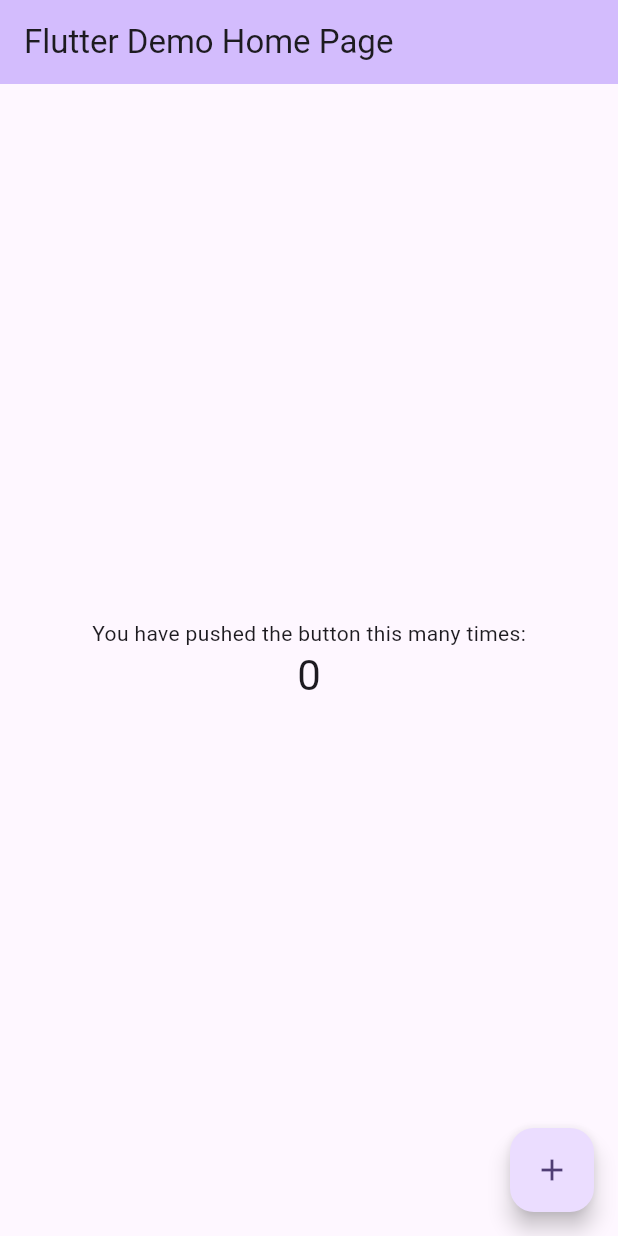
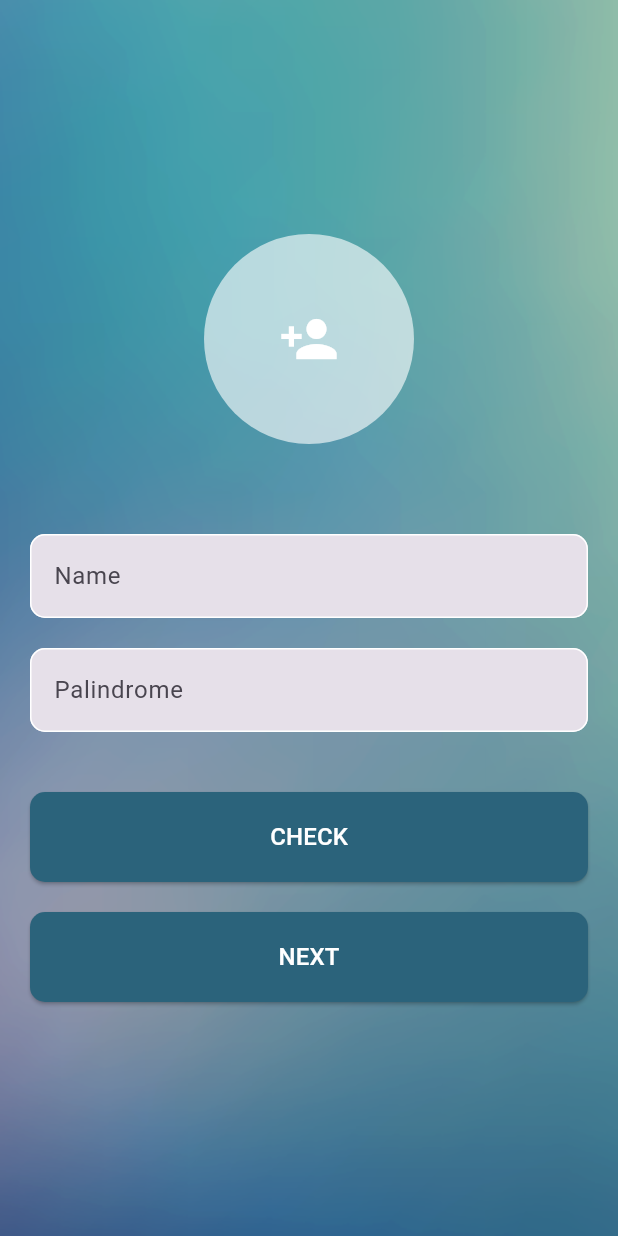
Before and after one commit to Ayash13/suitmedia_q1, a Flutter app: the screen it shows after launch, on a phone screen of 412 x 824 dp. Run offline on Flutter 3.47's test engine with Material 3 defaults, Android fonts, the phone set to English and light mode, and no system bars; our stand-ins replace get.

Commit message:
creating view, controller, and palindrome check at first page

```diff
--- /dev/null
+++ b/lib/components/CustomButton.dart
@@ -0,0 +1,39 @@
+import 'package:flutter/material.dart';
+
+class CustomButton extends StatelessWidget {
+  final String text;
+  final VoidCallback onPressed;
+  final Color backgroundColor;
+  final double fontSize;
+
+  CustomButton({
+    required this.text,
+    required this.onPressed,
+    this.backgroundColor = const Color(0xff2B637B),
+    this.fontSize = 16.0,
+  });
+
+  @override
+  Widget build(BuildContext context) {
+    return SizedBox(
+      width: double.infinity,
+      height: 60,
+      child: ElevatedButton(
+        style: ElevatedButton.styleFrom(
+          backgroundColor: backgroundColor,
+          shape: RoundedRectangleBorder(
+            borderRadius: BorderRadius.circular(10),
+          ),
+        ),
+        onPressed: onPressed,
+        child: Text(
+          text,
+          style: TextStyle(
+            color: Colors.white,
+            fontSize: fontSize,
+          ),
+        ),
+      ),
+    );
+  }
+}
--- a/lib/controller/FirstScreenController.dart
+++ b/lib/controller/FirstScreenController.dart
@@ -0,0 +1,11 @@
+import 'package:get/get.dart';
+
+class FirstScreenController extends GetxController {
+  var name = ''.obs;
+  var sentence = ''.obs;
+
+  bool isPalindrome(String text) {
+    String cleaned = text.replaceAll(RegExp(r'\s+'), '').toLowerCase();
+    return cleaned == cleaned.split('').reversed.join('');
+  }
+}
--- a/lib/main.dart
+++ b/lib/main.dart
@@ -1,125 +1,19 @@
 import 'package:flutter/material.dart';
+import 'package:get/get.dart';
+
+import 'views/FirstScreen.dart';
 
 void main() {
-  runApp(const MyApp());
+  runApp(MyApp());
 }
 
 class MyApp extends StatelessWidget {
-  const MyApp({super.key});
-
-  // This widget is the root of your application.
   @override
   Widget build(BuildContext context) {
-    return MaterialApp(
-      title: 'Flutter Demo',
-      theme: ThemeData(
-        // This is the theme of your application.
-        //
-        // TRY THIS: Try running your application with "flutter run". You'll see
-        // the application has a purple toolbar. Then, without quitting the app,
-        // try changing the seedColor in the colorScheme below to Colors.green
-        // and then invoke "hot reload" (save your changes or press the "hot
-        // reload" button in a Flutter-supported IDE, or press "r" if you used
-        // the command line to start the app).
-        //
-        // Notice that the counter didn't reset back to zero; the application
-        // state is not lost during the reload. To reset the state, use hot
-        // restart instead.
-        //
-        // This works for code too, not just values: Most code changes can be
-        // tested with just a hot reload.
-        colorScheme: ColorScheme.fromSeed(seedColor: Colors.deepPurple),
-        useMaterial3: true,
-      ),
-      home: const MyHomePage(title: 'Flutter Demo Home Page'),
+    return GetMaterialApp(
+      debugShowCheckedModeBanner: false,
+      title: 'Flutter GetX Demo',
+      home: FirstScreen(),
     );
   }
 }
-
-class MyHomePage extends StatefulWidget {
-  const MyHomePage({super.key, required this.title});
-
-  // This widget is the home page of your application. It is stateful, meaning
-  // that it has a State object (defined below) that contains fields that affect
-  // how it looks.
-
-  // This class is the configuration for the state. It holds the values (in this
-  // case the title) provided by the parent (in this case the App widget) and
-  // used by the build method of the State. Fields in a Widget subclass are
-  // always marked "final".
-
-  final String title;
-
-  @override
-  State<MyHomePage> createState() => _MyHomePageState();
-}
-
-class _MyHomePageState extends State<MyHomePage> {
-  int _counter = 0;
-
-  void _incrementCounter() {
-    setState(() {
-      // This call to setState tells the Flutter framework that something has
-      // changed in this State, which causes it to rerun the build method below
-      // so that the display can reflect the updated values. If we changed
-      // _counter without calling setState(), then the build method would not be
-      // called again, and so nothing would appear to happen.
-      _counter++;
-    });
-  }
-
-  @override
-  Widget build(BuildContext context) {
-    // This method is rerun every time setState is called, for instance as done
-    // by the _incrementCounter method above.
-    //
-    // The Flutter framework has been optimized to make rerunning build methods
-    // fast, so that you can just rebuild anything that needs updating rather
-    // than having to individually change instances of widgets.
-    return Scaffold(
-      appBar: AppBar(
-        // TRY THIS: Try changing the color here to a specific color (to
-        // Colors.amber, perhaps?) and trigger a hot reload to see the AppBar
-        // change color while the other colors stay the same.
-        backgroundColor: Theme.of(context).colorScheme.inversePrimary,
-        // Here we take the value from the MyHomePage object that was created by
-        // the App.build method, and use it to set our appbar title.
-        title: Text(widget.title),
-      ),
-      body: Center(
-        // Center is a layout widget. It takes a single child and positions it
-        // in the middle of the parent.
-        child: Column(
-          // Column is also a layout widget. It takes a list of children and
-          // arranges them vertically. By default, it sizes itself to fit its
-          // children horizontally, and tries to be as tall as its parent.
-          //
-          // Column has various properties to control how it sizes itself and
-          // how it positions its children. Here we use mainAxisAlignment to
-          // center the children vertically; the main axis here is the vertical
-          // axis because Columns are vertical (the cross axis would be
-          // horizontal).
-          //
-          // TRY THIS: Invoke "debug painting" (choose the "Toggle Debug Paint"
-          // action in the IDE, or press "p" in the console), to see the
-          // wireframe for each widget.
-          mainAxisAlignment: MainAxisAlignment.center,
-          children: <Widget>[
-            const Text(
-              'You have pushed the button this many times:',
-            ),
-            Text(
-              '$_counter',
-              style: Theme.of(context).textTheme.headlineMedium,
-            ),
-          ],
-        ),
-      ),
-      floatingActionButton: FloatingActionButton(
-        onPressed: _incrementCounter,
-        tooltip: 'Increment',
-        child: const Icon(Icons.add),
-      ), // This trailing comma makes auto-formatting nicer for build methods.
-    );
-  }
-}
--- /dev/null
+++ b/lib/views/FirstScreen.dart
@@ -0,0 +1,130 @@
+import 'package:flutter/material.dart';
+import 'package:get/get.dart';
+
+import '../components/CustomButton.dart';
+import '../controller/FirstScreenController.dart';
+
+class FirstScreen extends StatelessWidget {
+  final FirstScreenController controller = Get.put(FirstScreenController());
+
+  @override
+  Widget build(BuildContext context) {
+    return Scaffold(
+      body: Container(
+        decoration: BoxDecoration(
+          image: DecorationImage(
+            image: AssetImage('assets/background.png'),
+            fit: BoxFit.cover,
+          ),
+        ),
+        child: Padding(
+          padding: const EdgeInsets.all(20.0),
+          child: Column(
+            mainAxisAlignment: MainAxisAlignment.center,
+            children: [
+              Container(
+                height: 140,
+                width: 140,
+                decoration: BoxDecoration(
+                  color: const Color.fromARGB(157, 255, 255, 255),
+                  shape: BoxShape.circle,
+                ),
+                child: Icon(
+                  Icons.person_add,
+                  size: 40,
+                  color: Colors.white,
+                ),
+              ),
+              SizedBox(
+                height: 60,
+              ),
+              TextField(
+                cursorColor: Colors.black,
+                decoration: InputDecoration(
+                  floatingLabelStyle: TextStyle(color: Colors.black54),
+                  filled: true,
+                  focusedBorder: OutlineInputBorder(
+                    borderSide: BorderSide(color: Colors.white),
+                    borderRadius: BorderRadius.circular(10),
+                  ),
+                  enabledBorder: OutlineInputBorder(
+                    borderSide: BorderSide(color: Colors.white),
+                    borderRadius: BorderRadius.circular(10),
+                  ),
+                  labelText: 'Name',
+                  border: OutlineInputBorder(
+                    borderRadius: BorderRadius.circular(10),
+                  ),
+                ),
+                onChanged: (value) => controller.name.value = value,
+              ),
+              SizedBox(
+                height: 20,
+              ),
+              TextField(
+                cursorColor: Colors.black,
+                decoration: InputDecoration(
+                  floatingLabelStyle: TextStyle(color: Colors.black54),
+                  filled: true,
+                  focusedBorder: OutlineInputBorder(
+                    borderSide: BorderSide(color: Colors.white),
+                    borderRadius: BorderRadius.circular(10),
+                  ),
+                  enabledBorder: OutlineInputBorder(
+                    borderSide: BorderSide(color: Colors.white),
+                    borderRadius: BorderRadius.circular(10),
+                  ),
+                  labelText: 'Palindrome',
+                ),
+                onChanged: (value) => controller.sentence.value = value,
+              ),
+              SizedBox(
+                height: 40,
+              ),
+              CustomButton(
+                text: 'CHECK',
+                onPressed: () {
+                  bool isPalindrome =
+                      controller.isPalindrome(controller.sentence.value);
+                  Get.defaultDialog(
+                    content: SizedBox(
+                      height: 100,
+                      child: Column(
+                        mainAxisAlignment: MainAxisAlignment.center,
+                        children: [
+                          Icon(
+                            isPalindrome ? Icons.check_circle : Icons.cancel,
+                            color: isPalindrome ? Colors.green : Colors.red,
+                            size: 40,
+                          ),
+                          SizedBox(
+                            height: 10,
+                          ),
+                          Text(
+                            isPalindrome ? 'Palindrome' : 'Not a palindrome',
+                            style: TextStyle(
+                              color: Colors.black,
+                              fontSize: 16,
+                            ),
+                          ),
+                        ],
+                      ),
+                    ),
+                    title: "Palindrome Check",
+                  );
+                },
+              ),
+              SizedBox(
+                height: 20,
+              ),
+              CustomButton(
+                text: 'NEXT',
+                onPressed: () {},
+              ),
+            ],
+          ),
+        ),
+      ),
+    );
+  }
+}
```
Also changed, not shown: pubspec.yaml (+4 -5 lines), assets/background.png (added), lib/views/SecondScreen.dart (added), lib/views/ThirdScreen.dart (added), pubspec.lock.
